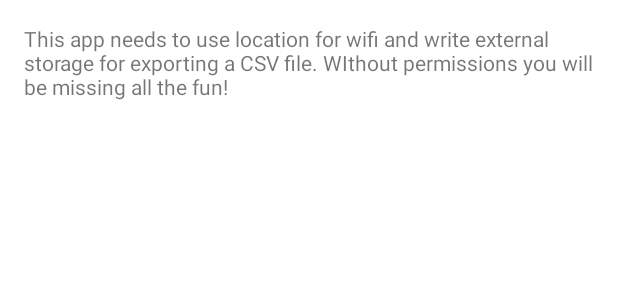
After one commit to etorres1974/WifiGps, an Android app: the layout info_permission.xml on its own in the app's theme, with its tools: preview values and no code run, on a phone screen of 412 x 824 dp. The commit adds this screen. Shown: the top 300 px of the screen. Run offline under Robolectric (Android 15) with nearby library versions, the phone set to English and light mode, and no system bars.

Commit message:
added permision

```diff
--- a/app/src/main/java/br/com/wifigps/ui/wifi/WifiFragment.kt
+++ b/app/src/main/java/br/com/wifigps/ui/wifi/WifiFragment.kt
@@ -41,6 +41,9 @@ class WifiFragment : Fragment() {
 
     private fun setupUi(root: View) {
         root.findViewById<Button>(R.id.button_export_csv).setupExportButton()
+        root.findViewById<Button>(R.id.button_export_csv).setOnClickListener {
+            wifiReaderService.startScan()
+        }
 
     }
 
--- /dev/null
+++ b/app/src/main/res/layout/info_permission.xml
@@ -0,0 +1,36 @@
+<?xml version="1.0" encoding="utf-8"?><!--
+  ~ WiFiAnalyzer
+  ~ Copyright (C) 2015 - 2021 VREM Software Development <VREMSoftwareDevelopment@gmail.com>
+  ~
+  ~ This program is free software: you can redistribute it and/or modify
+  ~ it under the terms of the GNU General Public License as published by
+  ~ the Free Software Foundation, either version 3 of the License, or
+  ~ (at your option) any later version.
+  ~
+  ~ This program is distributed in the hope that it will be useful,
+  ~ but WITHOUT ANY WARRANTY; without even the implied warranty of
+  ~ MERCHANTABILITY or FITNESS FOR A PARTICULAR PURPOSE.  See the
+  ~ GNU General Public License for more details.
+  ~
+  ~ You should have received a copy of the GNU General Public License
+  ~ along with this program.  If not, see <http://www.gnu.org/licenses/>
+  -->
+
+<ScrollView xmlns:android="http://schemas.android.com/apk/res/android"
+    android:layout_width="match_parent"
+    android:layout_height="wrap_content"
+    android:orientation="vertical"
+    android:padding="@dimen/activity_horizontal_margin">
+
+    <LinearLayout
+        android:layout_width="match_parent"
+        android:layout_height="wrap_content"
+        android:orientation="vertical">
+
+        <TextView
+            android:layout_width="match_parent"
+            android:layout_height="wrap_content"
+            android:text="@string/permissions"/>
+
+    </LinearLayout>
+</ScrollView>
--- a/app/src/main/res/values/strings.xml
+++ b/app/src/main/res/values/strings.xml
@@ -3,4 +3,5 @@
     <string name="title_home">Home</string>
     <string name="title_dashboard">Dashboard</string>
     <string name="title_wifi">Wifi</string>
+    <string name="permissions">This app needs to use location for wifi and write external storage for exporting a CSV file. WIthout permissions you will be missing all the fun!</string>
 </resources>
```
Also changed, not shown: app/src/main/java/br/com/wifigps/MainActivity.kt (+37 -7 lines), app/src/main/java/br/com/wifigps/WifiReaderService.kt (+10 -0 lines), app/src/main/java/br/com/wifigps/permissions/ApplicationPermission.kt (added, +51 -0 lines), app/src/main/java/br/com/wifigps/permissions/PermissionDialog.kt (added, +67 -0 lines), app/src/main/java/br/com/wifigps/permissions/PermissionService.kt (added, +39 -0 lines), app/src/main/java/br/com/wifigps/permissions/PermissionUtils.kt (added, +28 -0 lines), app/src/main/java/br/com/wifigps/permissions/SystemPermission.kt (added, +66 -0 lines), 1 other file.
